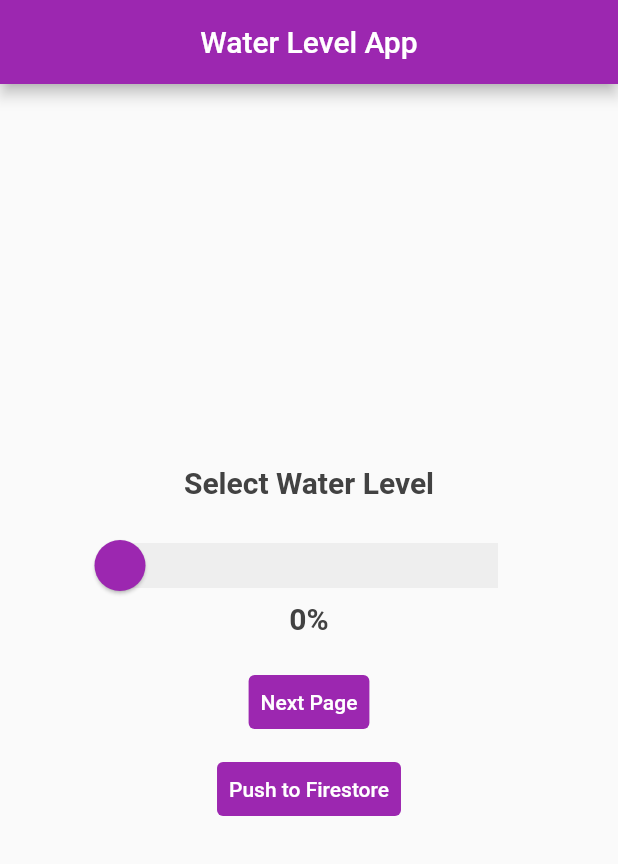
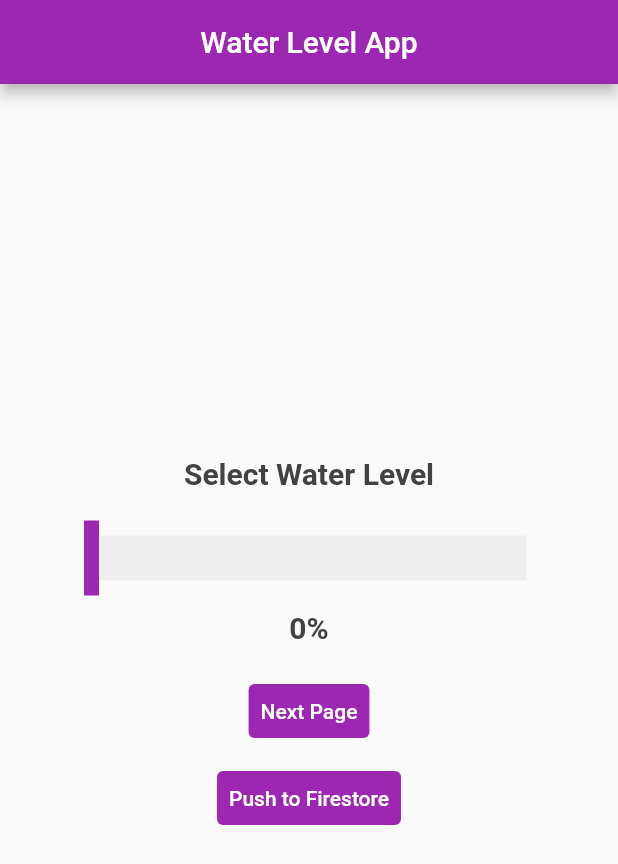
Before and after one commit to dylanvu/ansyncflutter, a Flutter app: the screen it shows after launch, after a tap on "Next Page", after a tap on "Prev Page", on a phone screen of 412 x 824 dp. Shown: the top 864 px of the screen. Run offline on Flutter 3.47's test engine with Material 2 defaults, Android fonts, the phone set to English and light mode, and no system bars; network calls fail.

Commit message:
implement custom thumb shape

```diff
--- a/lib/components/custom_slider.dart
+++ b/lib/components/custom_slider.dart
@@ -1,50 +1,44 @@
-// import 'package:flutter/material.dart';
+import 'package:flutter/material.dart';
 
-// class CustomSlider extends SliderComponentShape {
-//   final double thumbRadius;
-//   final thumbHeight;
-//   final int min;
-//   final int max;
+class RectangleThumb extends SliderComponentShape {
+  final double thumbWidth;
+  final double thumbHeight;
 
-//   const CustomSlider({
-//     this.thumbRadius,
-//     this.thumbHeight,
-//     this.min,
-//     this.max,
-//   });
+  RectangleThumb(this.thumbWidth, this.thumbHeight);
 
-//   @override
-//     Size getPreferredSize(bool isEnabled, bool isDiscrete) {
-//       return Size.fromRadius(thumbRadius);
-//     }
+  @override
+  Size getPreferredSize(bool isEnabled, bool isDiscrete) {
+    return Size(thumbWidth, thumbHeight);
+  }
 
-//   @override
-//   void paint(
-//     PaintingContext context,
-//     Offset center, {
-//           Animation<double> activationAnimation,
-//           Animation<double> enableAnimation,
-//           bool isDiscrete,
-//           TextPainter labelPainter,
-//           RenderBox parentBox,
-//           SliderThemeData sliderTheme,
-//           TextDirection textDirection,
-//           double value,
-//           double textScaleFactor,
-//           Size sizeWithOverflow,
-//     }
-//   ) {
-//     final Canvas canvas = context.canvas;
+  @override
+  void paint(
+    PaintingContext context,
+    Offset center, {
+    required Animation<double> activationAnimation,
+    required Animation<double> enableAnimation,
+    required bool isDiscrete,
+    required TextPainter labelPainter,
+    required RenderBox parentBox,
+    required SliderThemeData sliderTheme,
+    required TextDirection textDirection,
+    required double value,
+    required double textScaleFactor,
+    required Size sizeWithOverflow,
+  }) {
+    final Canvas canvas = context.canvas;
+    var thumbPaint = Paint()
+      // .. is "cascade notation" to basically simplify repeated calls to the same thing, like Paint().color and Paint().strokeWidth
+      ..color = Colors.purple
+      ..strokeWidth = 10
+      ..style = PaintingStyle.fill;
 
-//     final rRect = RRect.fromRectAndRadius(
-//         Rect.fromCenter(
-//             center: center, width: thumbHeight * 1.2, height: thumbHeight * .6),
-//         Radius.circular(thumbRadius * .4),
-//     );
-
-//     final paint = Paint()
-//       ..color = sliderTheme.activeTrackColor //Thumb Background Color
-//       ..style = PaintingStyle.fill;
-//   }
-
-// }
+    // Use the center parameter to ensure that the shape follows the actual position of the slider
+    double centerX = center.dx;
+    double centerY = center.dy;
+    Rect sliderRect =
+        Offset(centerX - thumbWidth / 2, centerY - thumbHeight / 2) &
+            Size(thumbWidth, thumbHeight);
+    canvas.drawRect(sliderRect, thumbPaint);
+  }
+}
--- a/lib/main.dart
+++ b/lib/main.dart
@@ -2,6 +2,8 @@ import 'package:flutter/material.dart';
 
 import 'water_select.dart';
 import 'view_water.dart';
+
+import './components/custom_slider.dart';
 
 void main() {
   runApp(const WaterLevelApp());
@@ -30,9 +32,10 @@ class WaterLevelApp extends StatelessWidget {
             trackHeight: 30,
             activeTrackColor: Colors.indigo[200],
             inactiveTrackColor: Colors.grey[200],
-            // overlayShape: const RoundSliderOverlayShape(overlayRadius: 20),
+            overlayShape: const RoundSliderOverlayShape(overlayRadius: 0),
             trackShape: const RectangularSliderTrackShape(),
-            thumbShape: const RoundSliderThumbShape(enabledThumbRadius: 17),
+            // thumbShape: const RoundSliderThumbShape(enabledThumbRadius: 17),
+            thumbShape: RectangleThumb(10.0, 50.0),
             // trackShape: RoundedRectSliderTrackShape()
           ),
         ),
--- a/lib/water_select.dart
+++ b/lib/water_select.dart
@@ -67,6 +67,7 @@ class _WaterSelectState extends State<WaterSelect> {
                       _setPostStatus(2);
                     },
                   )),
+              const SizedBox(height: 10),
               Text(
                 _waterLevelstr,
                 style: TextStyle(
```
Also changed, not shown: 1 other file.
